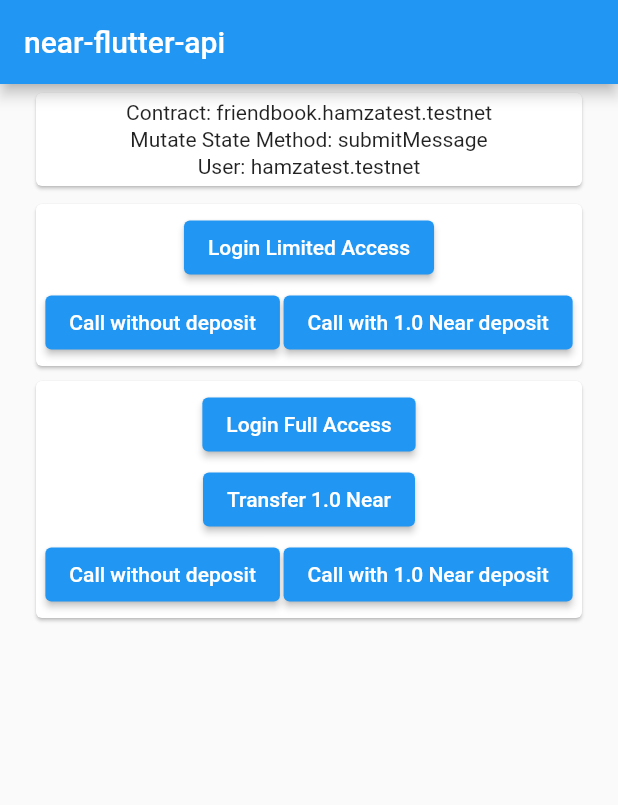
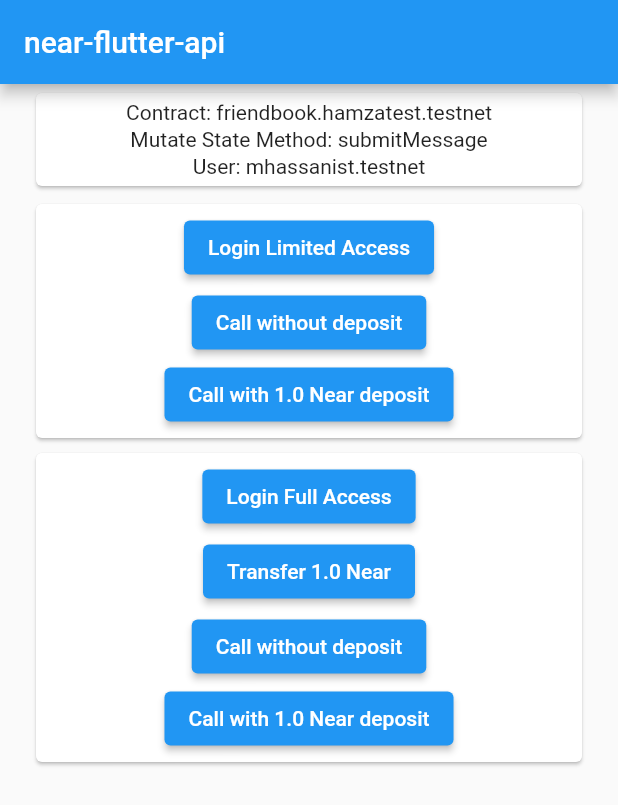
Before and after one commit to neararabic/near-api-flutter, a Flutter app: the screen it shows after launch, on a phone screen of 412 x 824 dp. Shown: the top 805 px of the screen. Run offline on Flutter 3.47's test engine with Material 2 defaults, Android fonts, the phone set to English and light mode, and no system bars; missing offline and left inert: borsh_annotation, bs58, ed25519_edwards.

Commit message:
minor ui change

```diff
--- a/example/lib/main.dart
+++ b/example/lib/main.dart
@@ -48,7 +48,7 @@ class _MyHomePageState extends State<MyHomePage> {
   String methodArgs = '{"content":"message text","receiver":"htahir.testnet"}';
   String contractId = 'friendbook.hamzatest.testnet';
   String contractTitle = 'Friendbook';
-  String signerId = 'hamzatest.testnet';
+  String signerId = 'mhassanist.testnet';
   double nearTransferAmount = 1;
   double nearAmount = 1;
 
@@ -95,6 +95,7 @@ class _MyHomePageState extends State<MyHomePage> {
   _buildAppCards() {
     if (isLoading == false) {
       return Column(
+        crossAxisAlignment: CrossAxisAlignment.stretch,
         children: [
           _buildLimitedAccessCard(),
           _buildHorizontalSpace(),
@@ -194,7 +195,7 @@ class _MyHomePageState extends State<MyHomePage> {
   }
 
   _buildLimitedAccessCallButtons() {
-    return Row(
+    return Column(
       mainAxisAlignment: MainAxisAlignment.spaceAround,
       crossAxisAlignment: CrossAxisAlignment.center,
       children: [
@@ -205,7 +206,7 @@ class _MyHomePageState extends State<MyHomePage> {
   }
 
   _buildFullAccessCallButtons() {
-    return Row(
+    return Column(
       mainAxisAlignment: MainAxisAlignment.spaceAround,
       crossAxisAlignment: CrossAxisAlignment.center,
       children: [
```
